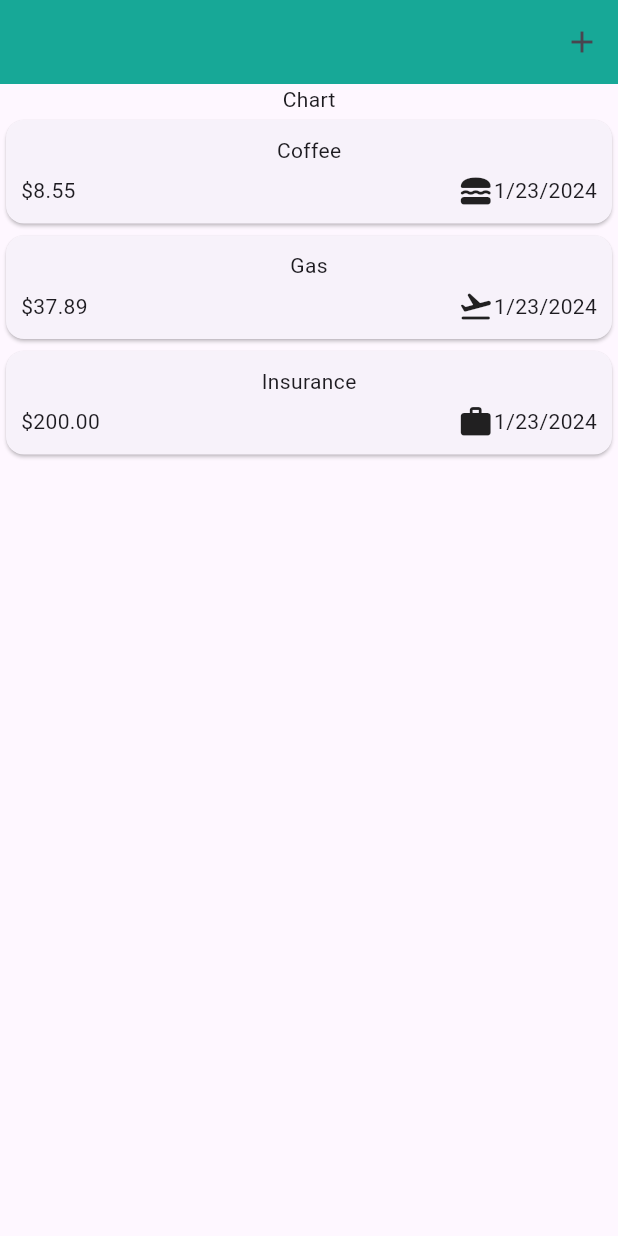
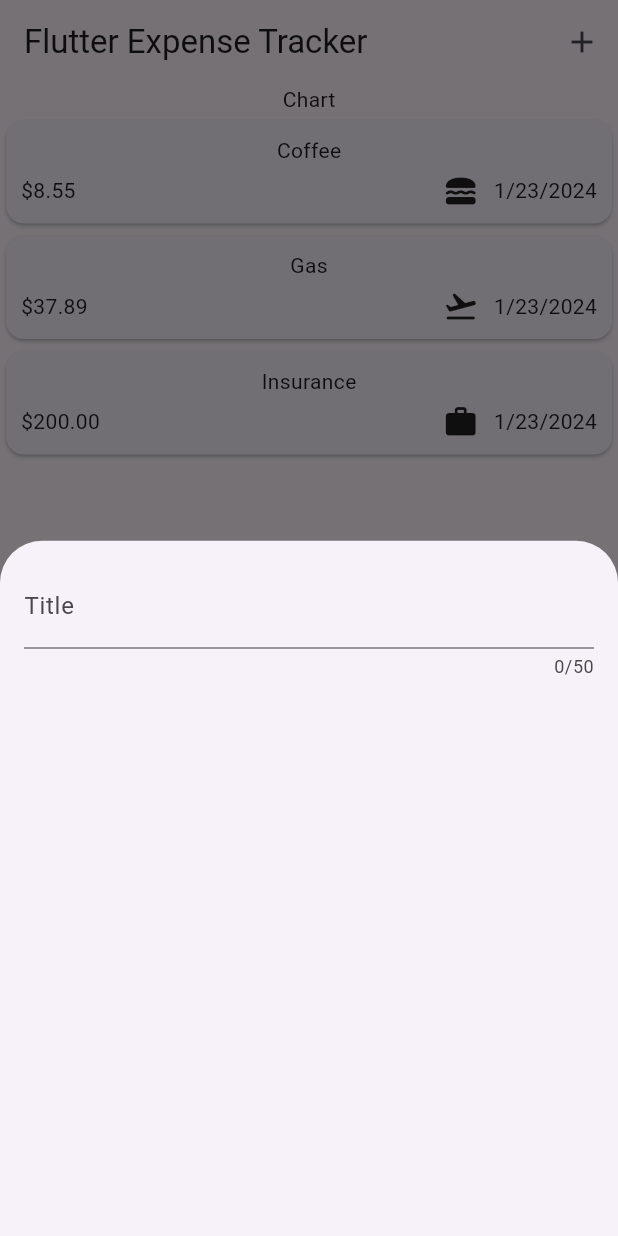
Before and after one commit to DCXan/flutter-expense-tracker, a Flutter app: the screen it shows after launch, after a tap on the "add" icon, on a phone screen of 412 x 824 dp. Run offline on Flutter 3.47's test engine with Material 3 defaults, Android fonts, the phone set to English and light mode, and no system bars.

Commit message:
create new expense modal

```diff
--- a/lib/widgets/expenses.dart
+++ b/lib/widgets/expenses.dart
@@ -1,6 +1,7 @@
 import 'package:flutter/material.dart';
 import 'package:flutter_expense_tracker/widgets/expenses_list/expenses_list.dart';
 import 'package:flutter_expense_tracker/models/expense.dart';
+import 'package:flutter_expense_tracker/widgets/new_expense.dart';
 
 class Expenses extends StatefulWidget {
   const Expenses({super.key});
@@ -33,12 +34,22 @@ class _ExpensesState extends State<Expenses> {
     )
   ];
 
+  void _openAddExpenseOverlay() {
+    showModalBottomSheet(
+        context: context, builder: (ctx) => const NewExpense());
+  }
+
   @override
   Widget build(BuildContext context) {
     return Scaffold(
       appBar: AppBar(
-        backgroundColor: const Color.fromARGB(255, 23, 168, 151),
-        actions: [IconButton(onPressed: () {}, icon: const Icon(Icons.add))],
+        title: const Text('Flutter Expense Tracker'),
+        actions: [
+          IconButton(
+            onPressed: _openAddExpenseOverlay,
+            icon: const Icon(Icons.add),
+          )
+        ],
       ),
       body: Column(
         children: [
--- a/lib/widgets/expenses_list/expense_item.dart
+++ b/lib/widgets/expenses_list/expense_item.dart
@@ -23,7 +23,10 @@ class ExpenseItem extends StatelessWidget {
                 const Spacer(),
                 Row(
                   children: [
-                    Icon(categoryIcons[expense.category]),
+                    Padding(
+                      padding: const EdgeInsets.symmetric(horizontal: 10),
+                      child: Icon(categoryIcons[expense.category]),
+                    ),
                     Text(
                       expense.formattedDate,
                     ),
--- /dev/null
+++ b/lib/widgets/new_expense.dart
@@ -0,0 +1,28 @@
+import 'package:flutter/material.dart';
+
+class NewExpense extends StatefulWidget {
+  const NewExpense({super.key});
+
+  @override
+  State<NewExpense> createState() {
+    // TODO: implement createState
+    return _NewExpenseState();
+  }
+}
+
+class _NewExpenseState extends State<NewExpense> {
+  @override
+  Widget build(BuildContext context) {
+    return const Padding(
+      padding: EdgeInsets.all(16),
+      child: Column(
+        children: [
+          TextField(
+            maxLength: 50,
+            decoration: InputDecoration(label: Text('Title')),
+          ),
+        ],
+      ),
+    );
+  }
+}
```
